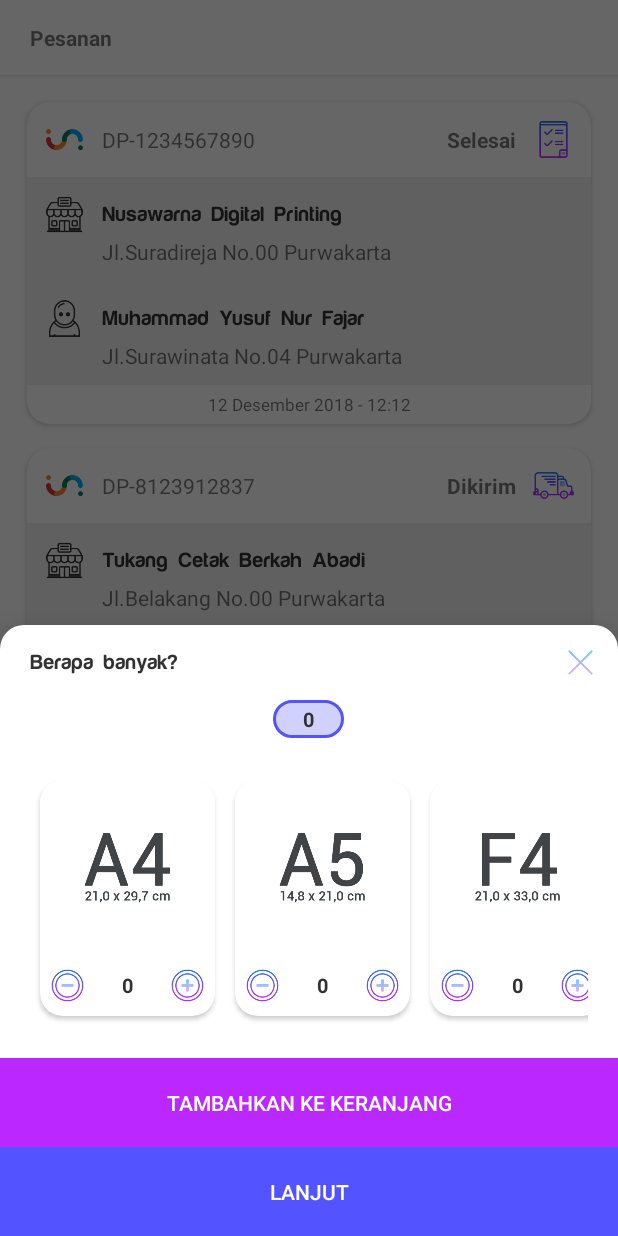
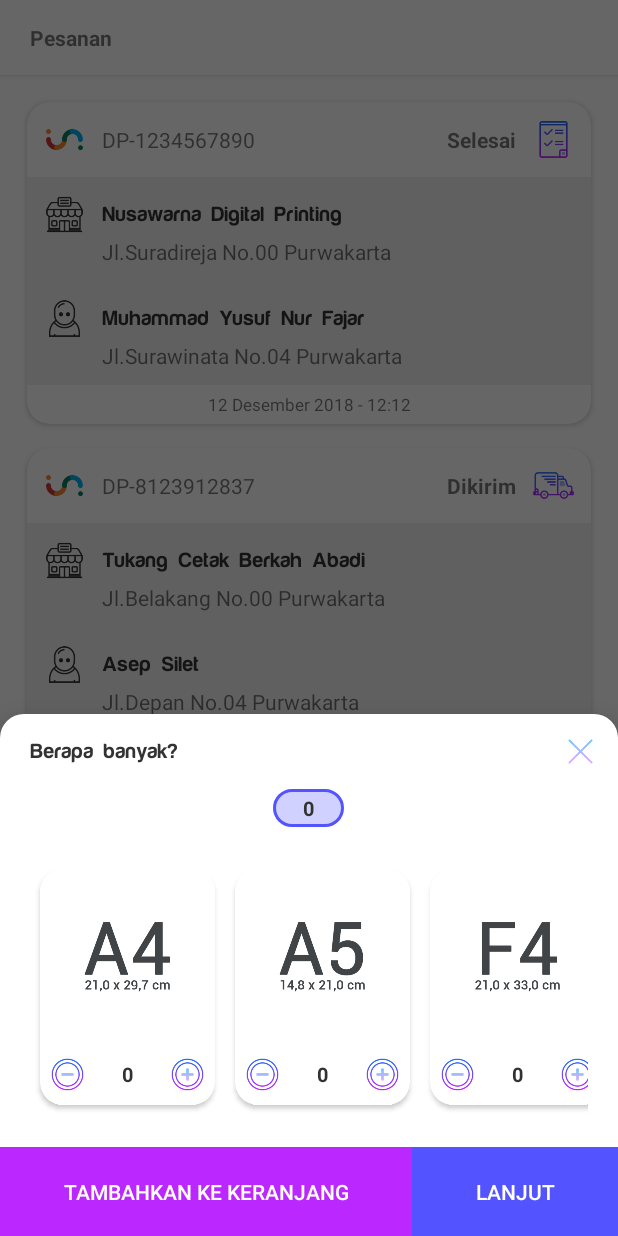
Before and after one commit to jar00t/Inharmonia, an Android app: the fragment SizeQuantityPopup placed in its activity, item 2 of the bottom bar chosen, on a phone screen of 412 x 824 dp. Run offline under Robolectric (Android 15) with nearby library versions, the phone set to English and light mode, and no system bars; our stand-ins replace ButterKnife; libraries missing offline, so code that uses them is left out: com.synnapps.carouselview; 2 statements that could not run were skipped.

Commit message:
first commit

```diff
--- a/app/src/main/java/id/inharmonia/app/Main/Pages/Home/Popups/SizeQuantityPopup.java
+++ b/app/src/main/java/id/inharmonia/app/Main/Pages/Home/Popups/SizeQuantityPopup.java
@@ -36,6 +36,9 @@ public class SizeQuantityPopup extends BottomSheetDialogFragment {
 
     @BindView(R.id.btAddToCart)
     public Button mAddToCartButton;
+
+    @BindView(R.id.tvTotalItem)
+    public TextView mTotalItem;
 
     public List<SizeList> mSizeList;
     public SizeList mSizeItem;
--- /dev/null
+++ b/app/src/main/res/drawable/in_button_secondary.xml
@@ -0,0 +1,11 @@
+<?xml version="1.0" encoding="utf-8"?>
+<ripple xmlns:android="http://schemas.android.com/apk/res/android"
+    xmlns:tools="http://schemas.android.com/tools"
+    android:color="@color/colorPurple"
+    tools:targetApi="lollipop">
+    <item android:id="@android:id/mask">
+        <shape android:shape="rectangle">
+            <solid android:color="@color/colorPurple" />
+        </shape>
+    </item>
+</ripple>
--- a/app/src/main/res/layout/popup_size_quantity.xml
+++ b/app/src/main/res/layout/popup_size_quantity.xml
@@ -37,6 +37,7 @@
     </RelativeLayout>
 
     <TextView
+        android:id="@+id/tvTotalItem"
         android:layout_width="wrap_content"
         android:layout_height="wrap_content"
         android:textSize="6pt"
@@ -57,9 +58,16 @@
         android:layout_width="match_parent"
         android:layout_height="wrap_content" />
 
-    <FrameLayout
+    <LinearLayout
         android:layout_width="match_parent"
         android:layout_height="wrap_content"
+        android:baselineAligned="false"
+        android:orientation="horizontal">
+
+        <FrameLayout
+            android:layout_width="0dp"
+            android:layout_height="wrap_content"
+            android:layout_weight="2"
             android:background="@color/colorLightPurple">
 
             <Button
@@ -68,14 +76,15 @@
                 android:layout_height="wrap_content"
                 android:padding="20dp"
                 android:textColor="@color/colorWhite"
-            android:background="@drawable/in_button_primary"
+                android:background="@drawable/in_button_secondary"
                 android:text="@string/tambahkan_ke_keranjang" />
 
         </FrameLayout>
 
         <FrameLayout
-        android:layout_width="match_parent"
-        android:layout_height="wrap_content"
+            android:layout_width="0dp"
+            android:layout_height="match_parent"
+            android:layout_weight="1"
             android:background="@color/colorPurple">
 
             <Button
@@ -83,6 +92,7 @@
                 android:layout_width="match_parent"
                 android:layout_height="wrap_content"
                 android:padding="20dp"
+                android:layout_gravity="center_vertical"
                 android:textColor="@color/colorWhite"
                 android:background="@drawable/in_button_primary"
                 android:text="@string/lanjut" />
@@ -90,3 +100,5 @@
         </FrameLayout>
 
     </LinearLayout>
+
+</LinearLayout>
```
Also changed, not shown: 123 other files. Lines whose indentation alone changed are shown as unchanged.
